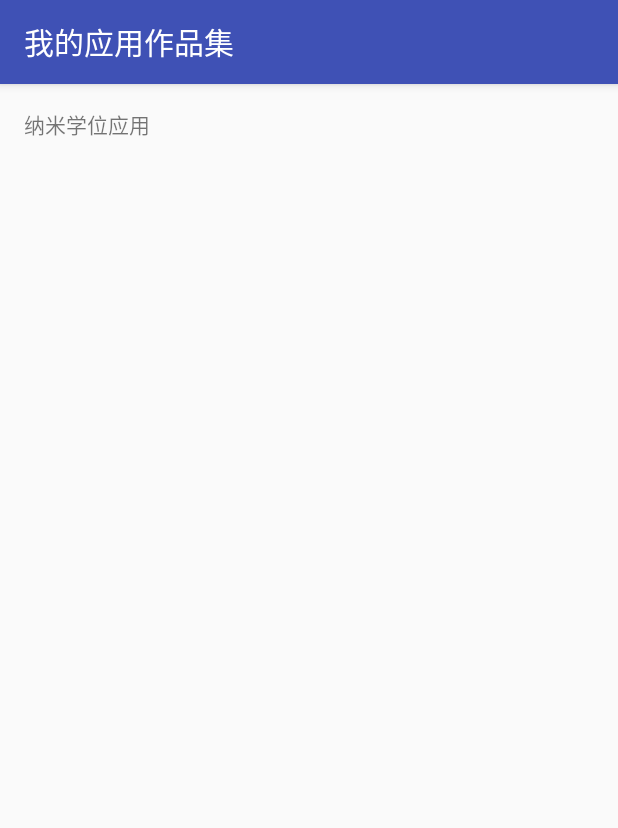
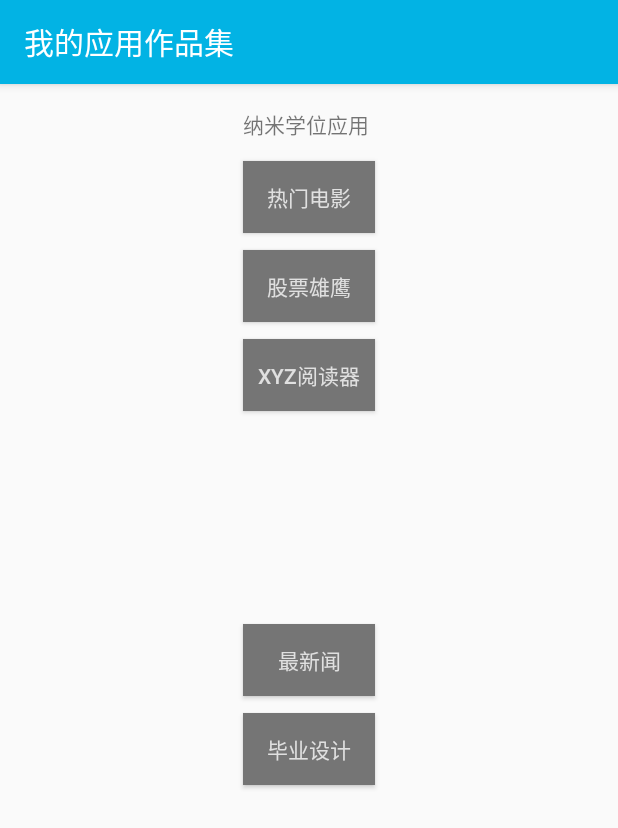
Before and after one commit to BioNum9/MyAppCollection, an Android app: the screen it shows after launch (MainActivity), on a phone screen of 412 x 824 dp. Shown: the top 828 px of the screen. Run offline under Robolectric (Android 15) with nearby library versions, the phone set to English and light mode, and no system bars.

Commit message:
first commit

```diff
--- a/app/build.gradle
+++ b/app/build.gradle
@@ -1,7 +1,7 @@
 apply plugin: 'com.android.application'
 
 android {
-    compileSdkVersion 24
+    compileSdkVersion 'Google Inc.:Google APIs:24'
     buildToolsVersion "25.0.2"
     defaultConfig {
         applicationId "com.example.android.happybirthday"
@@ -20,7 +20,7 @@ android {
 }
 
 dependencies {
-    compile fileTree(dir: 'libs', include: ['*.jar'])
+    compile fileTree(include: ['*.jar'], dir: 'libs')
     androidTestCompile('com.android.support.test.espresso:espresso-core:2.2.2', {
         exclude group: 'com.android.support', module: 'support-annotations'
     })
--- a/app/src/main/java/com/example/android/happybirthday/MainActivity.java
+++ b/app/src/main/java/com/example/android/happybirthday/MainActivity.java
@@ -2,6 +2,7 @@ package com.example.android.happybirthday;
 
 import android.support.v7.app.AppCompatActivity;
 import android.os.Bundle;
+import android.widget.Button;
 
 public class MainActivity extends AppCompatActivity {
 
@@ -9,5 +10,8 @@ public class MainActivity extends AppCompatActivity {
     protected void onCreate(Bundle savedInstanceState) {
         super.onCreate(savedInstanceState);
         setContentView(R.layout.activity_main);
+
+       // Button clickButton = (Button) findViewById(R.id.clickButton);
+
     }
 }
--- a/app/src/main/res/layout/activity_main.xml
+++ b/app/src/main/res/layout/activity_main.xml
@@ -13,5 +13,68 @@
     <TextView
         android:layout_width="wrap_content"
         android:layout_height="wrap_content"
-        android:text="纳米学位应用" />
+        android:text="纳米学位应用"
+        android:layout_alignParentTop="true"
+        android:layout_alignLeft="@+id/button2"
+        android:layout_alignStart="@+id/button2" />
+
+    <Button
+        android:text="热门电影"
+        android:layout_width="wrap_content"
+        android:layout_height="wrap_content"
+        android:layout_marginTop="35dp"
+        android:id="@+id/button2"
+        android:layout_below="@+id/textView"
+        android:layout_centerHorizontal="true"
+        android:background="#757575"
+        android:textColor="#E0E0E0"  />
+
+    <Button
+        android:text="股票雄鹰"
+        android:layout_width="wrap_content"
+        android:layout_height="wrap_content"
+        android:layout_marginTop="11dp"
+        android:id="@+id/button3"
+        android:layout_below="@+id/button2"
+        android:layout_alignLeft="@+id/button2"
+        android:layout_alignStart="@+id/button2"
+        android:background="#757575"
+        android:textColor="#E0E0E0"  />
+
+    <Button
+        android:text="XYZ阅读器"
+        android:layout_width="wrap_content"
+        android:layout_height="wrap_content"
+        android:layout_marginTop="11dp"
+        android:id="@+id/button4"
+        android:layout_below="@+id/button3"
+        android:layout_alignLeft="@+id/button3"
+        android:layout_alignStart="@+id/button3"
+        android:background="#757575"
+        android:textColor="#E0E0E0" />
+
+    <Button
+        android:text="最新闻"
+        android:layout_width="wrap_content"
+        android:layout_height="wrap_content"
+        android:id="@+id/button5"
+        android:layout_centerVertical="true"
+        android:layout_alignLeft="@+id/button4"
+        android:layout_alignStart="@+id/button4"
+        android:background="#757575"
+        android:textColor="#E0E0E0" />
+
+    <Button
+        android:text="毕业设计"
+        android:layout_width="wrap_content"
+        android:layout_height="wrap_content"
+        android:layout_marginTop="11dp"
+        android:id="@+id/button6"
+        android:layout_below="@+id/button5"
+        android:layout_alignLeft="@+id/button5"
+        android:layout_alignStart="@+id/button5"
+        android:background="#757575"
+        android:textColor="#E0E0E0" />
+
+
 </RelativeLayout>
--- a/app/src/main/res/values/colors.xml
+++ b/app/src/main/res/values/colors.xml
@@ -1,6 +1,6 @@
 <?xml version="1.0" encoding="utf-8"?>
 <resources>
-    <color name="colorPrimary">#3F51B5</color>
+    <color name="colorPrimary">#02B3E4</color>
     <color name="colorPrimaryDark">#303F9F</color>
     <color name="colorAccent">#FF4081</color>
 </resources>
```
